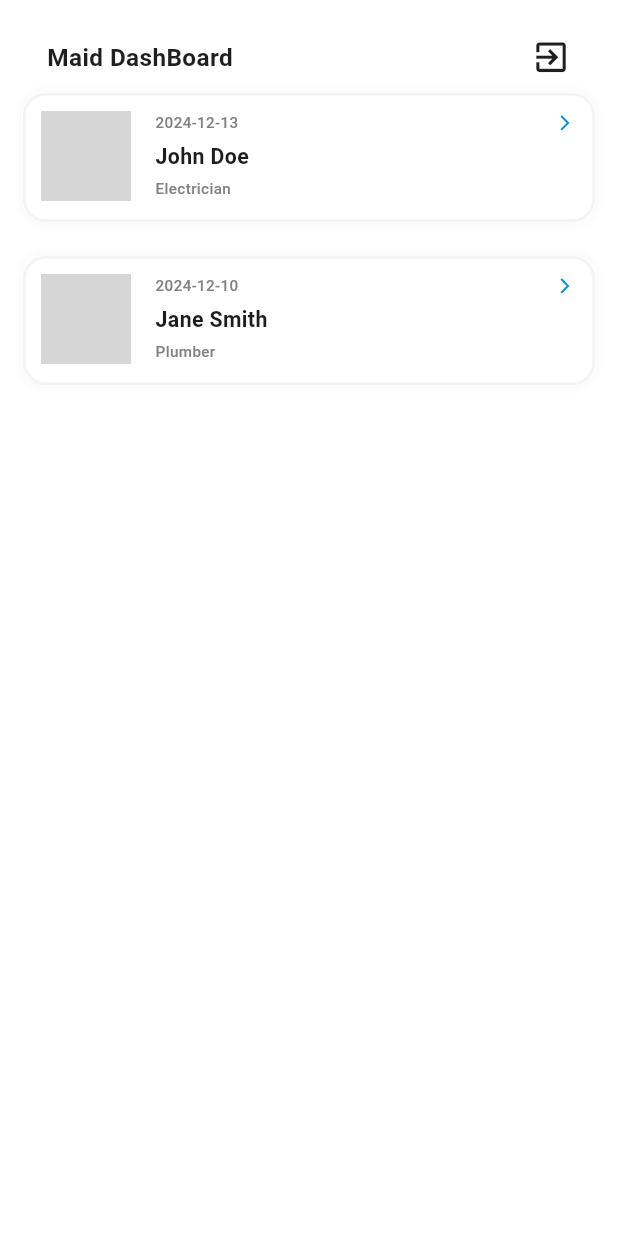
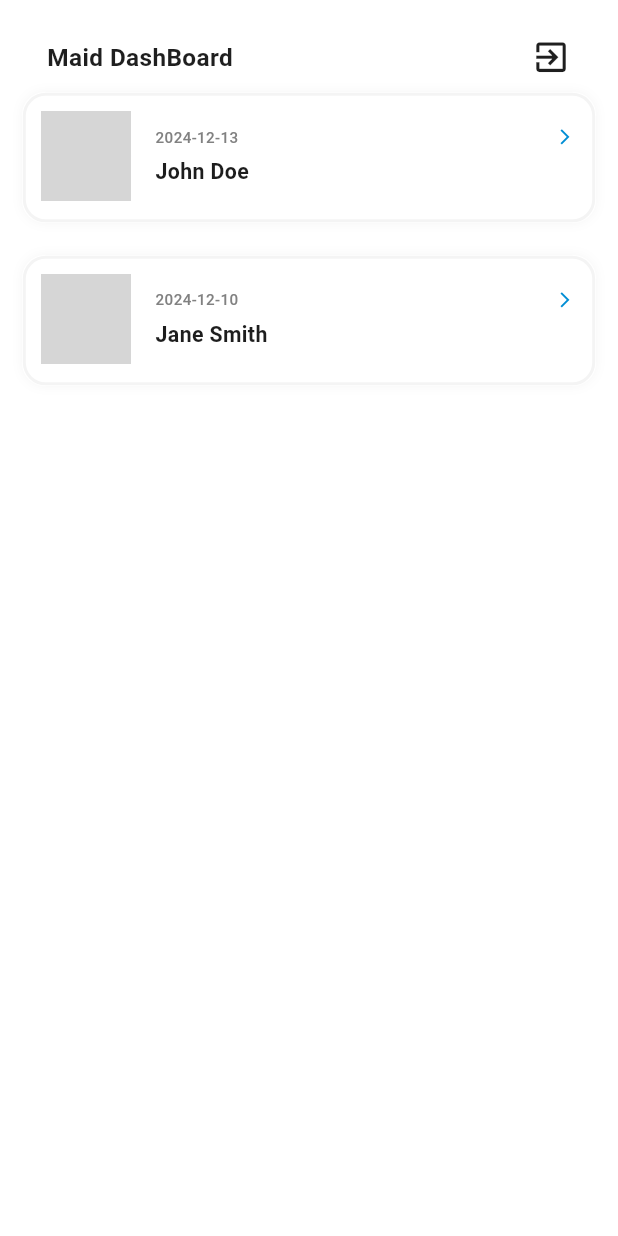
Before and after one commit to athul-velloth/just-connect, a Flutter app: the Home screen opened directly, on a phone screen of 412 x 824 dp. Run offline on Flutter 3.47's test engine with Material 3 defaults, Android fonts, the phone set to English and light mode, and no system bars; our stand-ins replace flutter_screenutil, get, image_picker, permission_handler; network calls fail; grey boxes are pictures that could not be loaded.

Commit message:
dashboard design change

```diff
--- a/lib/Ui/worker_dashboard/home.dart
+++ b/lib/Ui/worker_dashboard/home.dart
@@ -94,9 +94,10 @@ class _HomeState extends State<Home> {
                         ),
                         decoration: BoxDecoration(
                           color: ColorConstant.white,
-                          border: Border.all(color: ColorConstant.grey8, width: 2),
-                          borderRadius: BorderRadius.all(
-                              Radius.circular(SizeConstant.getHeightWithScreen(15))),
+                          border:
+                              Border.all(color: ColorConstant.grey8, width: 2),
+                          borderRadius: BorderRadius.all(Radius.circular(
+                              SizeConstant.getHeightWithScreen(15))),
                           boxShadow: [
                             BoxShadow(
                               color: ColorConstant.shadowColor,
@@ -134,12 +135,14 @@ class _HomeState extends State<Home> {
                                       ),
                                     ),
                                     SizedBox(
-                                          width: SizeConstant.getHeightWithScreen(5),
+                                      width:
+                                          SizeConstant.getHeightWithScreen(5),
                                     ),
                                     Icon(
                                       Icons.arrow_forward_ios,
                                       color: ColorConstant.primaryColor,
-                                          size: SizeConstant.getHeightWithScreen(12),
+                                      size:
+                                          SizeConstant.getHeightWithScreen(12),
                                     ),
                                   ],
                                 ),
@@ -155,18 +158,18 @@ class _HomeState extends State<Home> {
                                     color: ColorConstant.black3,
                                   ),
                                 ),
-                                    SizedBox(
-                                      height: SizeConstant.getHeightWithScreen(4),
-                                    ),
-                                    Text(
-                                      job.jobType,
-                                      style: TextStyle(
-                                        overflow: TextOverflow.visible,
-                                        fontSize: SizeConstant.xSmallFont,
-                                        fontWeight: FontWeight.w500,
-                                        color: ColorConstant.grey26,
-                                      ),
-                                    ),
+                                // SizedBox(
+                                //   height: SizeConstant.getHeightWithScreen(4),
+                                // ),
+                                // Text(
+                                //   job.jobType,
+                                //   style: TextStyle(
+                                //     overflow: TextOverflow.visible,
+                                //     fontSize: SizeConstant.xSmallFont,
+                                //     fontWeight: FontWeight.w500,
+                                //     color: ColorConstant.grey26,
+                                //   ),
+                                // ),
                               ],
                             ))
                           ],
```
Lines whose indentation alone changed are shown as unchanged.
